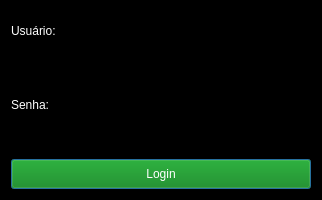
The window that UI/LoginDialog.ui (WeldercrisRibeiro/SQLTools) describes before a commit, drawn with Qt 5.
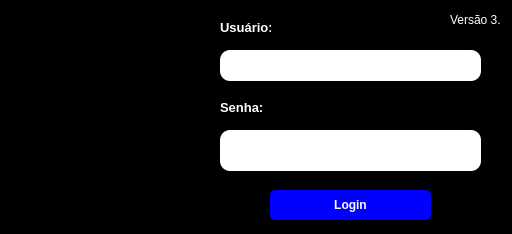
The same window after the commit. Icons and pictures are not drawn.

Commit message: implementation layout screen login and mainWindow

The edit to the form file:
```diff
--- a/UI/LoginDialog.ui
+++ b/UI/LoginDialog.ui
@@ -6,8 +6,8 @@
    <rect>
     <x>0</x>
     <y>0</y>
-    <width>300</width>
-    <height>200</height>
+    <width>512</width>
+    <height>234</height>
    </rect>
   </property>
   <property name="windowTitle">
@@ -16,21 +16,30 @@
   <property name="styleSheet">
    <string notr="true">QDialog { background-color: black; color: white; }</string>
   </property>
-  <layout class="QVBoxLayout" name="verticalLayout">
-   <item>
     <widget class="QLabel" name="user_label">
-     <property name="text">
-      <string>Usuário:</string>
+   <property name="geometry">
+    <rect>
+     <x>220</x>
+     <y>20</y>
+     <width>51</width>
+     <height>16</height>
+    </rect>
      </property>
      <property name="styleSheet">
       <string notr="true">color: white;</string>
      </property>
-    </widget>
-   </item>
-   <item>
+   <property name="text">
+    <string>&lt;html&gt;&lt;head/&gt;&lt;body&gt;&lt;p&gt;&lt;span style=&quot; font-size:10pt; font-weight:600;&quot;&gt;Usuário:&lt;/span&gt;&lt;/p&gt;&lt;/body&gt;&lt;/html&gt;</string>
+   </property>
+  </widget>
     <widget class="QLineEdit" name="user_entry">
-     <property name="styleSheet">
-      <string notr="true">background-color: black; color: white;</string>
+   <property name="geometry">
+    <rect>
+     <x>220</x>
+     <y>50</y>
+     <width>261</width>
+     <height>31</height>
+    </rect>
      </property>
      <property name="sizePolicy">
       <sizepolicy hsizetype="Expanding" vsizetype="Fixed">
@@ -38,52 +47,135 @@
        <verstretch>0</verstretch>
       </sizepolicy>
      </property>
-    </widget>
-   </item>
-   <item>
+   <property name="styleSheet">
+    <string notr="true">color: black;
+border-radius: 10px</string>
+   </property>
+  </widget>
     <widget class="QLabel" name="password_label">
-     <property name="text">
-      <string>Senha:</string>
+   <property name="geometry">
+    <rect>
+     <x>220</x>
+     <y>100</y>
+     <width>51</width>
+     <height>16</height>
+    </rect>
      </property>
      <property name="styleSheet">
       <string notr="true">color: white;</string>
      </property>
-    </widget>
-   </item>
-   <item>
+   <property name="text">
+    <string>&lt;html&gt;&lt;head/&gt;&lt;body&gt;&lt;p&gt;&lt;span style=&quot; font-size:10pt; font-weight:600;&quot;&gt;Senha:&lt;/span&gt;&lt;/p&gt;&lt;/body&gt;&lt;/html&gt;</string>
+   </property>
+  </widget>
     <widget class="QLineEdit" name="password_entry">
+   <property name="geometry">
+    <rect>
+     <x>220</x>
+     <y>130</y>
+     <width>261</width>
+     <height>41</height>
+    </rect>
+   </property>
+   <property name="sizePolicy">
+    <sizepolicy hsizetype="Expanding" vsizetype="Fixed">
+     <horstretch>0</horstretch>
+     <verstretch>0</verstretch>
+    </sizepolicy>
+   </property>
      <property name="styleSheet">
-      <string notr="true">background-color: black; color: white;</string>
+    <string notr="true">color: black;
+border-radius: 10px</string>
      </property>
      <property name="echoMode">
       <enum>QLineEdit::Password</enum>
      </property>
-     <property name="sizePolicy">
-      <sizepolicy hsizetype="Expanding" vsizetype="Fixed">
-       <horstretch>0</horstretch>
-       <verstretch>0</verstretch>
-      </sizepolicy>
-     </property>
-    </widget>
-   </item>
-   <item>
+  </widget>
     <widget class="QPushButton" name="login_button">
-     <property name="text">
-      <string>Login</string>
-     </property>
-     <property name="styleSheet">
-      <string notr="true">background-color: green; color: white;</string>
-     </property>
-     <property name="minimumSize">
-      <size>
-       <width>300</width>
+   <property name="geometry">
+    <rect>
+     <x>270</x>
+     <y>190</y>
+     <width>161</width>
        <height>30</height>
-      </size>
-     </property>
-    </widget>
-   </item>
-  </layout>
- </widget>
- <resources/>
+    </rect>
+   </property>
+   <property name="font">
+    <font>
+     <weight>75</weight>
+     <bold>true</bold>
+    </font>
+   </property>
+   <property name="styleSheet">
+    <string notr="true">background-color: blue; color: white;
+border-radius: 5px</string>
+   </property>
+   <property name="text">
+    <string>Login</string>
+   </property>
+  </widget>
+  <widget class="QLabel" name="label">
+   <property name="geometry">
+    <rect>
+     <x>-20</x>
+     <y>0</y>
+     <width>261</width>
+     <height>221</height>
+    </rect>
+   </property>
+   <property name="text">
+    <string/>
+   </property>
+   <property name="pixmap">
+    <pixmap resource="../aditionals/files.qrc">:/newPrefix/SQLToolsLogin.png</pixmap>
+   </property>
+   <property name="scaledContents">
+    <bool>true</bool>
+   </property>
+  </widget>
+  <widget class="QLabel" name="label_2">
+   <property name="geometry">
+    <rect>
+     <x>450</x>
+     <y>10</y>
+     <width>51</width>
+     <height>20</height>
+    </rect>
+   </property>
+   <property name="text">
+    <string>&lt;html&gt;&lt;head/&gt;&lt;body&gt;&lt;p&gt;&lt;span style=&quot; color:#ffffff;&quot;&gt;Versão 3.0&lt;/span&gt;&lt;/p&gt;&lt;/body&gt;&lt;/html&gt;</string>
+   </property>
+  </widget>
+  <widget class="QLabel" name="label_3">
+   <property name="geometry">
+    <rect>
+     <x>10</x>
+     <y>200</y>
+     <width>41</width>
+     <height>21</height>
+    </rect>
+   </property>
+   <property name="text">
+    <string/>
+   </property>
+   <property name="pixmap">
+    <pixmap resource="../aditionals/files.qrc">:/newPrefix/social.png</pixmap>
+   </property>
+   <property name="scaledContents">
+    <bool>true</bool>
+   </property>
+  </widget>
+  <zorder>label</zorder>
+  <zorder>user_label</zorder>
+  <zorder>user_entry</zorder>
+  <zorder>password_label</zorder>
+  <zorder>password_entry</zorder>
+  <zorder>login_button</zorder>
+  <zorder>label_2</zorder>
+  <zorder>label_3</zorder>
+ </widget>
+ <resources>
+  <include location="../aditionals/files.qrc"/>
+ </resources>
  <connections/>
 </ui>
```
Lines whose indentation alone changed are shown as unchanged. The commit also changes 13 other files.
